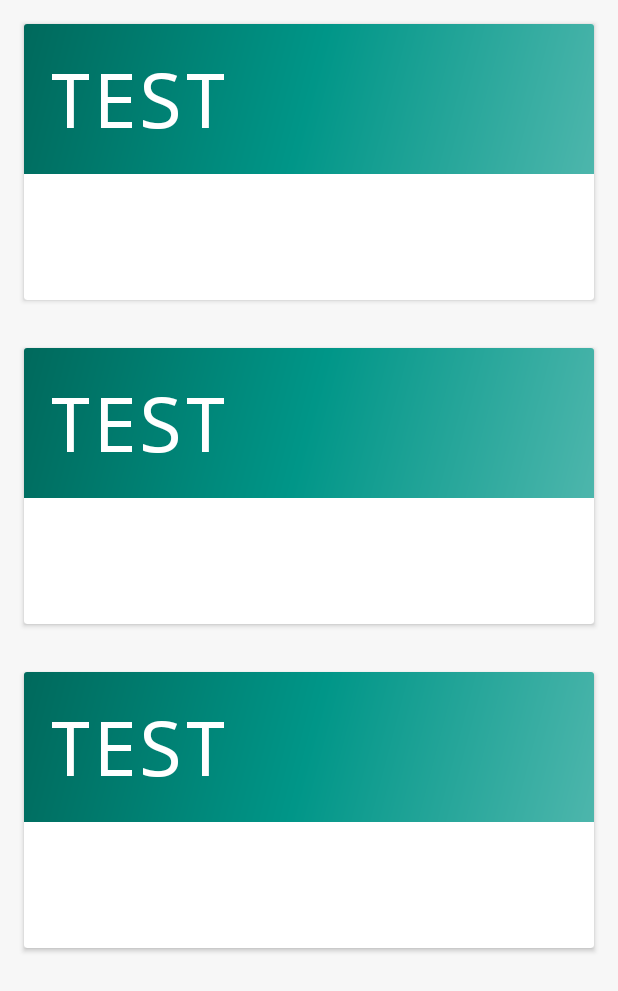
After one commit to lincerely/Currency, an Android app: the layout activity_record.xml on its own in the app's theme, with its tools: preview values and no code run, on a phone screen of 412 x 824 dp. The commit adds this screen. Shown: the top 991 px of the screen. Run offline under Robolectric (Android 15) with nearby library versions, the phone set to English and light mode, and no system bars; network calls fail.

Commit message:
add card list

```diff
--- a/app/build.gradle
+++ b/app/build.gradle
@@ -33,4 +33,6 @@ dependencies {
     androidTestImplementation 'com.android.support.test.espresso:espresso-core:3.0.1'
     compile 'com.android.volley:volley:1.0.0'
     compile "org.jetbrains.anko:anko:$anko_version"
+    compile 'io.paperdb:paperdb:2.6'
+    implementation 'com.android.support:cardview-v7:26.1.0'
 }
--- a/app/src/main/AndroidManifest.xml
+++ b/app/src/main/AndroidManifest.xml
@@ -5,6 +5,7 @@
     <uses-permission android:name="android.permission.INTERNET" />
 
     <application
+        android:name=".MyApplication"
         android:allowBackup="true"
         android:icon="@mipmap/ic_launcher"
         android:label="@string/app_name"
@@ -18,7 +19,8 @@
                 <category android:name="android.intent.category.LAUNCHER" />
             </intent-filter>
         </activity>
-        <activity android:name=".AboutActivity"></activity>
+        <activity android:name=".AboutActivity" />
+        <activity android:name=".RecordActivity"></activity>
     </application>
 
 </manifest>
--- /dev/null
+++ b/app/src/main/res/layout/activity_record.xml
@@ -0,0 +1,15 @@
+<?xml version="1.0" encoding="utf-8"?>
+<android.support.v7.widget.LinearLayoutCompat xmlns:android="http://schemas.android.com/apk/res/android"
+    xmlns:app="http://schemas.android.com/apk/res-auto"
+    xmlns:tools="http://schemas.android.com/tools"
+    android:layout_width="match_parent"
+    android:layout_height="match_parent"
+    tools:context="lincolnli2.scm.currency.RecordActivity">
+
+    <android.support.v7.widget.RecyclerView
+        android:id="@+id/rView"
+        android:layout_width="match_parent"
+        android:layout_height="match_parent"
+        android:background="@color/cardview_shadow_end_color"
+        tools:listitem="@layout/item_record" />
+</android.support.v7.widget.LinearLayoutCompat>
--- /dev/null
+++ b/app/src/main/res/layout/item_record.xml
@@ -0,0 +1,54 @@
+<?xml version="1.0" encoding="utf-8"?>
+<RelativeLayout xmlns:android="http://schemas.android.com/apk/res/android"
+    xmlns:app="http://schemas.android.com/apk/res-auto"
+    xmlns:tools="http://schemas.android.com/tools"
+    android:layout_width="match_parent"
+    android:layout_height="wrap_content">
+
+    <android.support.v7.widget.CardView
+        android:id="@+id/card_view"
+        android:layout_width="match_parent"
+        android:layout_height="wrap_content"
+        android:layout_margin="16dp">
+
+        <LinearLayout
+            android:layout_width="match_parent"
+            android:layout_height="wrap_content"
+            android:orientation="vertical">
+
+            <TextView
+                android:id="@+id/to_card_text"
+                android:layout_width="match_parent"
+                android:layout_height="100dp"
+                android:background="@drawable/side_nav_bar"
+                android:fontFamily="monospace"
+                android:padding="16dp"
+                android:scaleType="centerCrop"
+                android:text="test"
+                android:textAllCaps="true"
+                android:textColor="@color/cardview_light_background"
+                android:textSize="50sp" />
+
+            <LinearLayout
+                android:layout_width="match_parent"
+                android:layout_height="wrap_content"
+                android:orientation="vertical"
+                android:padding="16dp">
+
+                <TextView
+                    android:id="@+id/from_card_text"
+                    android:layout_width="match_parent"
+                    android:layout_height="wrap_content"
+                    android:layout_marginBottom="8dp"
+                    android:textColor="#000"
+                    android:textSize="18sp" />
+
+                <TextView
+                    android:id="@+id/time_card_text"
+                    android:layout_width="match_parent"
+                    android:layout_height="wrap_content"
+                    android:textColor="#555" />
+            </LinearLayout>
+        </LinearLayout>
+    </android.support.v7.widget.CardView>
+</RelativeLayout>
--- a/app/src/main/res/menu/main_menu.xml
+++ b/app/src/main/res/menu/main_menu.xml
@@ -1,5 +1,8 @@
 <?xml version="1.0" encoding="utf-8"?>
 <menu xmlns:android="http://schemas.android.com/apk/res/android">
+    <item
+        android:id="@+id/record_button"
+        android:title="record" />
     <item
         android:id="@+id/about_button"
         android:enabled="true"
--- a/app/src/main/res/values/strings.xml
+++ b/app/src/main/res/values/strings.xml
@@ -3,5 +3,6 @@
     <string name="button_text">Toast le?</string>
     <string name="button_disable_text">Dun Click la</string>
     <string name="about">About</string>
+    <string name="record">Record</string>
     <string name="magic">You search for %1$s on a <i>%2$s</i>.</string>
 </resources>
```
Also changed, not shown: app/src/main/java/lincolnli2/scm/currency/MainActivity.kt (+22 -0 lines), app/src/main/java/lincolnli2/scm/currency/MyApplication.kt (added, +35 -0 lines), app/src/main/java/lincolnli2/scm/currency/Record.kt (added, +9 -0 lines), app/src/main/java/lincolnli2/scm/currency/RecordActivity.kt (added, +42 -0 lines), app/src/main/java/lincolnli2/scm/currency/RecordAdapter.kt (added, +53 -0 lines), app/src/main/res/menu/record_menu.xml (added, +11 -0 lines).
